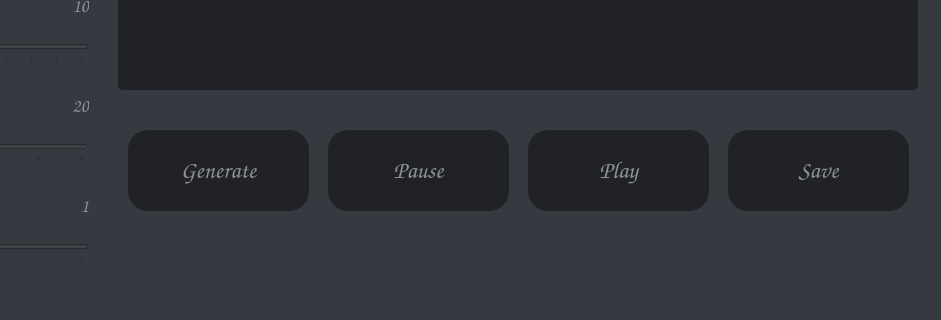
First picture: the form in frontend/interface.ui, repository mokeddembillel/Vision-Object-Detection, before the edit; both pictures show x 422 to 1363 and y 463 to 783 of the 1363 by 783 pixel window.
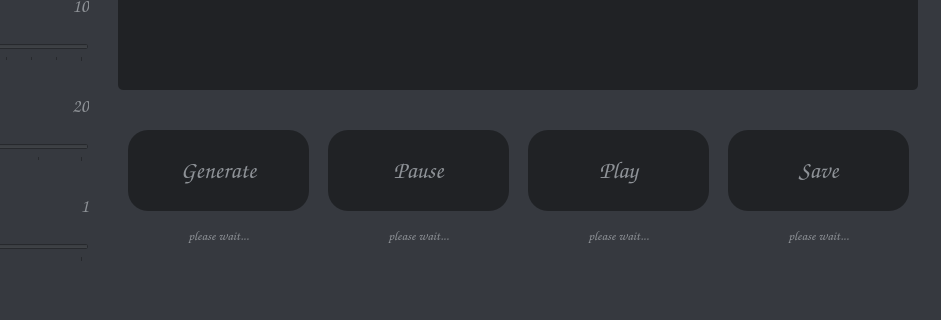
Second picture: the form after the edit.

Commit message: Implement Tracking

Patch:
```diff
--- a/frontend/interface.ui
+++ b/frontend/interface.ui
@@ -2313,6 +2313,106 @@
 border-radius:5;</string>
       </property>
      </widget>
+     <widget class="QLabel" name="lblButtonGenerate">
+      <property name="geometry">
+       <rect>
+        <x>550</x>
+        <y>650</y>
+        <width>181</width>
+        <height>31</height>
+       </rect>
+      </property>
+      <property name="font">
+       <font>
+        <family>Comic Sans MS</family>
+        <pointsize>10</pointsize>
+       </font>
+      </property>
+      <property name="styleSheet">
+       <string notr="true">color: #8E9297;</string>
+      </property>
+      <property name="text">
+       <string>please wait...</string>
+      </property>
+      <property name="alignment">
+       <set>Qt::AlignCenter</set>
+      </property>
+     </widget>
+     <widget class="QLabel" name="lblButtonGenerate_2">
+      <property name="geometry">
+       <rect>
+        <x>750</x>
+        <y>650</y>
+        <width>181</width>
+        <height>31</height>
+       </rect>
+      </property>
+      <property name="font">
+       <font>
+        <family>Comic Sans MS</family>
+        <pointsize>10</pointsize>
+       </font>
+      </property>
+      <property name="styleSheet">
+       <string notr="true">color: #8E9297;</string>
+      </property>
+      <property name="text">
+       <string>please wait...</string>
+      </property>
+      <property name="alignment">
+       <set>Qt::AlignCenter</set>
+      </property>
+     </widget>
+     <widget class="QLabel" name="lblButtonGenerate_3">
+      <property name="geometry">
+       <rect>
+        <x>950</x>
+        <y>650</y>
+        <width>181</width>
+        <height>31</height>
+       </rect>
+      </property>
+      <property name="font">
+       <font>
+        <family>Comic Sans MS</family>
+        <pointsize>10</pointsize>
+       </font>
+      </property>
+      <property name="styleSheet">
+       <string notr="true">color: #8E9297;</string>
+      </property>
+      <property name="text">
+       <string>please wait...</string>
+      </property>
+      <property name="alignment">
+       <set>Qt::AlignCenter</set>
+      </property>
+     </widget>
+     <widget class="QLabel" name="lblButtonGenerate_4">
+      <property name="geometry">
+       <rect>
+        <x>1150</x>
+        <y>650</y>
+        <width>181</width>
+        <height>31</height>
+       </rect>
+      </property>
+      <property name="font">
+       <font>
+        <family>Comic Sans MS</family>
+        <pointsize>10</pointsize>
+       </font>
+      </property>
+      <property name="styleSheet">
+       <string notr="true">color: #8E9297;</string>
+      </property>
+      <property name="text">
+       <string>please wait...</string>
+      </property>
+      <property name="alignment">
+       <set>Qt::AlignCenter</set>
+      </property>
+     </widget>
     </widget>
     <widget class="QWidget" name="tabTracking">
      <attribute name="title">
```
The commit also changes 1 other file.
